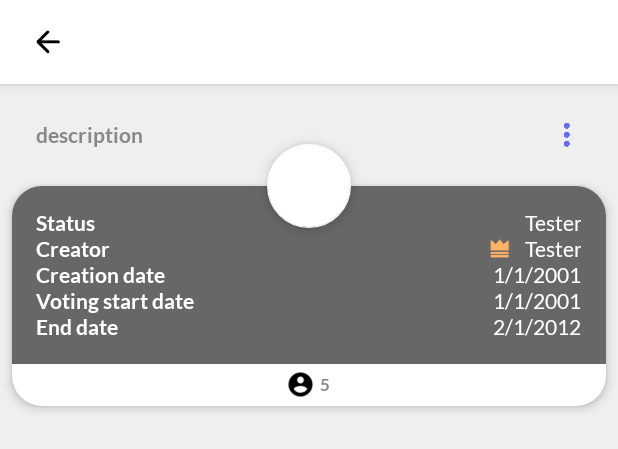
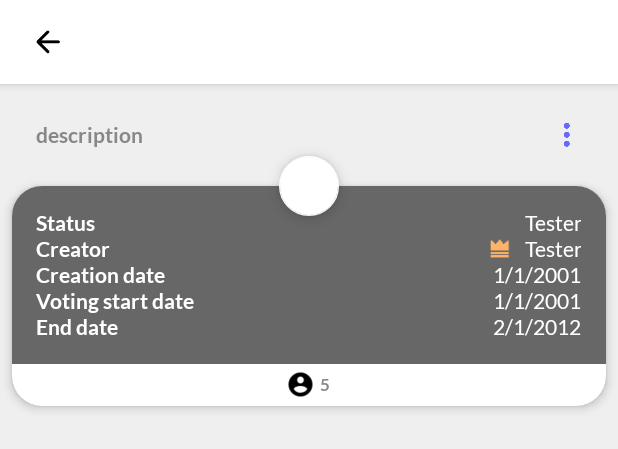
Before and after one commit to hothf/rgreed-app, an Android app: the layout fragment_consensus_detail.xml on its own in the app's theme, with its tools: preview values and no code run, on a phone screen of 412 x 824 dp. Shown: the top 449 px of the screen. Run offline under Robolectric (Android 15) with nearby library versions, the phone set to English and light mode, and no system bars.

Commit message:
Add mini fab

```diff
--- a/app/src/main/res/layout/fragment_consensus_detail.xml
+++ b/app/src/main/res/layout/fragment_consensus_detail.xml
@@ -88,10 +88,11 @@
                     android:layout_centerHorizontal="true"
                     android:onClick="@{()->viewModel.onFollowClick()}"
                     android:src="@{viewModel.followingIcon}"
+                    app:fabSize="mini"
                     android:tint="@{viewModel.followingColor}"
                     app:backgroundTint="@color/defaultBackgroundPrimary"
                     android:layout_above="@+id/topCard"
-                    android:layout_marginBottom="-62dp"
+                    android:layout_marginBottom="-54dp"
                     app:useCompatPadding="true" />
 
                 <androidx.cardview.widget.CardView
```
